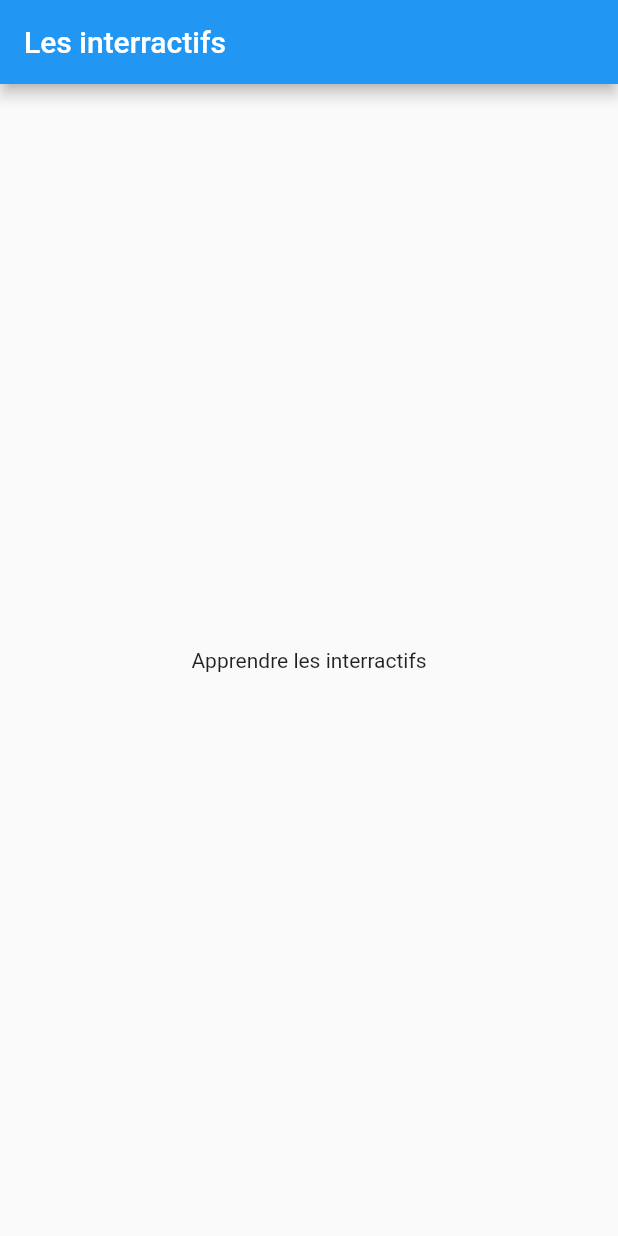
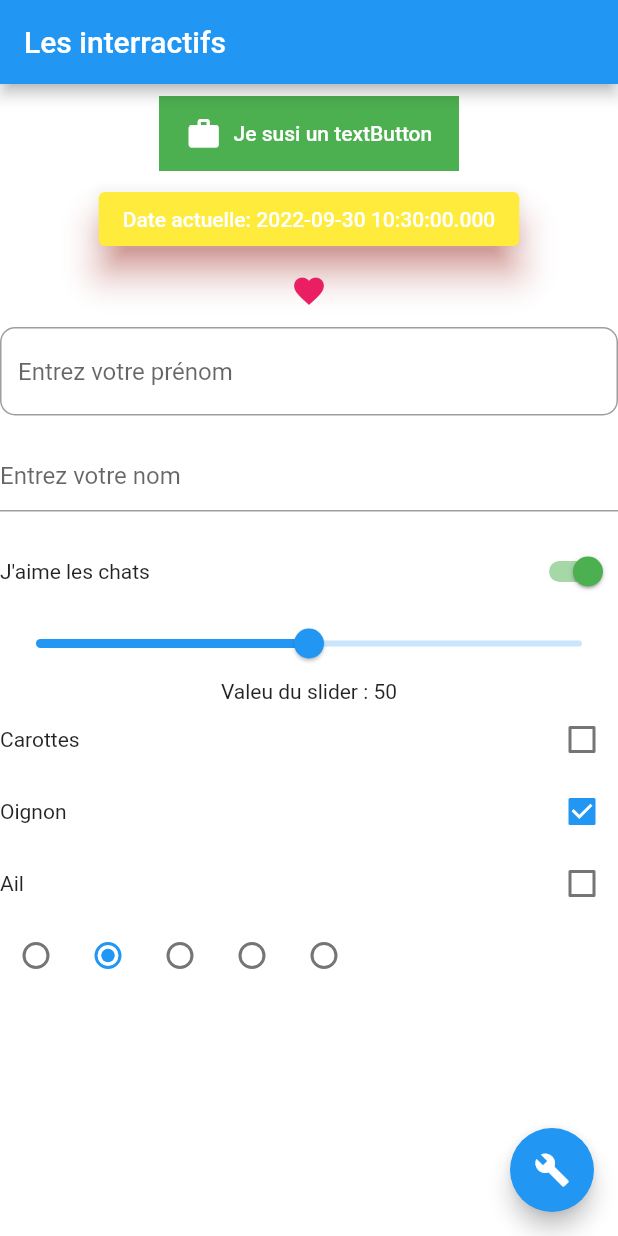
Before and after one commit to Lugdu84/widgets_interractifs_with_flutter, a Flutter app: the screen it shows after launch, on a phone screen of 412 x 824 dp. Run offline on Flutter 3.47's test engine with Material 2 defaults, Android fonts, the phone set to English and light mode, and no system bars.

Commit message:
add widgets

```diff
--- a/lib/interractive_page.dart
+++ b/lib/interractive_page.dart
@@ -8,25 +8,217 @@ class InterractivePage extends StatefulWidget {
 }
 
 class InterractivePageState extends State<InterractivePage> {
+  Color backgroundColor = Colors.white;
+  Color textColor = Colors.black;
+  bool textButtonPressed = false;
+  IconData icon = Icons.favorite;
+  String firstName = "";
+  late TextEditingController controller;
+  bool switchValue = true;
+  double sliderValue = 50;
+  Map<String, bool> courses = {"Carottes": false, "Oignon": true, "Ail": false};
+  int groupeValue = 1;
+  DateTime initialDate = DateTime.now();
+
   @override
   void initState() {
     // TODO: implement initState
     super.initState();
+    controller = TextEditingController();
   }
 
   @override
   void dispose() {
     // TODO: implement dispose
+    controller.dispose();
     super.dispose();
   }
 
   @override
   Widget build(BuildContext context) {
     return Scaffold(
+      backgroundColor: backgroundColor,
       appBar: AppBar(
-        title: const Text("Les interractifs"),
+        title: Text(updateAppBarText()),
       ),
-      body: const Center(child: Text("Apprendre les interractifs")),
+      body: SingleChildScrollView(
+          child: Column(
+        children: [
+          TextButton(
+              onPressed: updateAppBar,
+              child: Container(
+                  padding: EdgeInsets.all(10),
+                  height: 50,
+                  width: 200,
+                  color: Colors.green,
+                  child: Row(
+                      mainAxisAlignment: MainAxisAlignment.spaceEvenly,
+                      children: [
+                        const Icon(
+                          Icons.work,
+                          color: Colors.white,
+                        ),
+                        textButtonText()
+                      ]))),
+          ElevatedButton(
+            onPressed: () => showDate(context),
+            child: Text("Date actuelle: $initialDate"),
+            style: ElevatedButton.styleFrom(
+                elevation: 10, primary: Colors.yellow, shadowColor: Colors.red),
+          ),
+          IconButton(
+            onPressed: setIcon,
+            icon: Icon(icon),
+            color: Colors.pink,
+            splashRadius: 1,
+          ),
+          TextField(
+            obscureText: true,
+            obscuringCharacter: "*",
+            decoration: InputDecoration(
+                hintText: "Entrez votre prénom",
+                border: OutlineInputBorder(
+                    borderRadius: BorderRadius.circular(10))),
+            keyboardType: TextInputType.name,
+            onChanged: (newValue) {
+              setState(() {
+                firstName = newValue;
+              });
+            },
+          ),
+          Text(firstName),
+          TextField(
+            controller: controller,
+            decoration: InputDecoration(hintText: "Entrez votre nom"),
+            onChanged: ((newValue) {
+              setState(() {});
+            }),
+          ),
+          Text(controller.text),
+          Row(
+            mainAxisSize: MainAxisSize.max,
+            mainAxisAlignment: MainAxisAlignment.spaceBetween,
+            children: [
+              Text(switchValue
+                  ? "J'aime les chats"
+                  : "Les chats sont démoniaques"),
+              Switch(
+                  activeColor: Colors.green,
+                  inactiveTrackColor: Colors.red,
+                  value: switchValue,
+                  onChanged: ((bool) {
+                    setState(() {
+                      switchValue = bool;
+                    });
+                  }))
+            ],
+          ),
+          Slider(
+              min: 0,
+              max: 100,
+              value: sliderValue,
+              onChanged: ((newValue) {
+                setState(() {
+                  sliderValue = newValue;
+                });
+              })),
+          Text("Valeu du slider : ${sliderValue.toInt()}"),
+          checks(),
+          radios()
+        ],
+      )),
+      floatingActionButton: FloatingActionButton(
+        onPressed: updateColors,
+        child: const Icon(Icons.build),
+      ),
+      floatingActionButtonLocation: FloatingActionButtonLocation.endFloat,
     );
   }
+
+  updateColors() {
+    setState(() {
+      backgroundColor =
+          (backgroundColor == Colors.white) ? Colors.black : Colors.white;
+      textColor = (textColor == Colors.white) ? Colors.black : Colors.white;
+    });
+  }
+
+  String updateAppBarText() {
+    return textButtonPressed ? "Je m'y connais un peu" : "Les interractifs";
+  }
+
+  updateAppBar() {
+    setState(() => textButtonPressed = !textButtonPressed);
+  }
+
+  Text textButtonText() {
+    return Text(
+      "Je susi un textButton",
+      style: TextStyle(color: Colors.white),
+    );
+  }
+
+  setIcon() {
+    setState(() {
+      icon = (icon == Icons.favorite) ? Icons.favorite_outline : Icons.favorite;
+    });
+  }
+
+  Column checks() {
+    List<Widget> children = [];
+    courses.forEach((course, checked) {
+      Widget row = Row(
+        mainAxisAlignment: MainAxisAlignment.spaceBetween,
+        mainAxisSize: MainAxisSize.max,
+        children: [
+          Text(course),
+          Checkbox(
+              value: checked,
+              onChanged: ((newValue) {
+                setState(() {
+                  courses[course] = newValue ?? false;
+                });
+              }))
+        ],
+      );
+      children.add(row);
+    });
+    return Column(
+      children: children,
+    );
+  }
+
+  Row radios() {
+    List<Widget> radios = [];
+    for (var i = 0; i < 5; i++) {
+      Radio radio = Radio(
+          value: i,
+          groupValue: groupeValue,
+          onChanged: ((newValue) {
+            setState(() {
+              groupeValue = newValue as int;
+            });
+          }));
+      radios.add(radio);
+    }
+    return Row(
+      children: radios,
+    );
+  }
+
+  showDate(BuildContext context) {
+    showDatePicker(
+            context: context,
+            initialDate: initialDate,
+            firstDate: DateTime(1978),
+            lastDate: DateTime(2090))
+        .then((value) {
+      if (value != null) {
+        setState(() {
+          initialDate = value;
+          print(initialDate.toLocal());
+        });
+      }
+    });
+  }
 }
```
